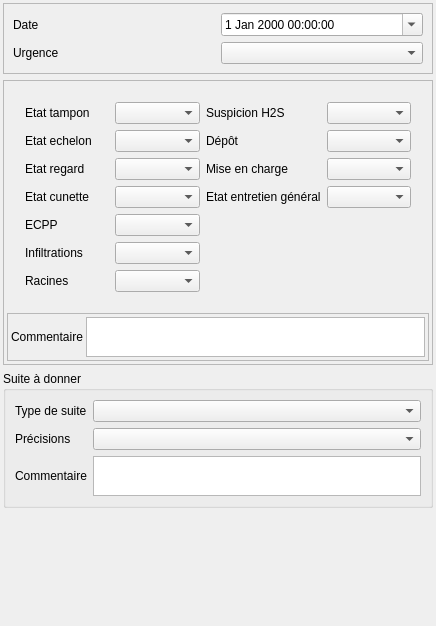
The window that Lamia/toolprepro/base2_assainissement/lamiabaseassainissement_observation_tool_ui.ui (Artelia/Lamia) describes before a commit, drawn with Qt 5.
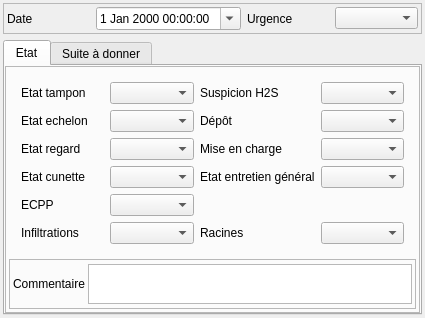
The same window after the commit. Icons and pictures are not drawn.

```diff
--- a/Lamia/toolprepro/base2_assainissement/lamiabaseassainissement_observation_tool_ui.ui
+++ b/Lamia/toolprepro/base2_assainissement/lamiabaseassainissement_observation_tool_ui.ui
@@ -6,8 +6,8 @@
    <rect>
     <x>0</x>
     <y>0</y>
-    <width>436</width>
-    <height>626</height>
+    <width>425</width>
+    <height>300</height>
    </rect>
   </property>
   <property name="windowTitle">
@@ -26,6 +26,18 @@
       <enum>QFrame::Raised</enum>
      </property>
      <layout class="QGridLayout" name="gridLayout_3">
+      <property name="leftMargin">
+       <number>3</number>
+      </property>
+      <property name="topMargin">
+       <number>3</number>
+      </property>
+      <property name="rightMargin">
+       <number>3</number>
+      </property>
+      <property name="bottomMargin">
+       <number>3</number>
+      </property>
       <item row="0" column="0">
        <widget class="QLabel" name="label">
         <property name="text">
@@ -33,16 +45,6 @@
         </property>
        </widget>
       </item>
-      <item row="1" column="0">
-       <widget class="QLabel" name="label_5">
-        <property name="text">
-         <string>Urgence</string>
-        </property>
-       </widget>
-      </item>
-      <item row="1" column="1">
-       <widget class="QComboBox" name="comboBox_urgence"/>
-      </item>
       <item row="0" column="1">
        <widget class="QDateTimeEdit" name="dateTimeEdit">
         <property name="calendarPopup">
@@ -50,9 +52,41 @@
         </property>
        </widget>
       </item>
+      <item row="0" column="2">
+       <widget class="QLabel" name="label_5">
+        <property name="text">
+         <string>Urgence</string>
+        </property>
+       </widget>
+      </item>
+      <item row="0" column="3">
+       <widget class="QComboBox" name="comboBox_urgence"/>
+      </item>
      </layout>
     </widget>
    </item>
+   <item>
+    <widget class="QTabWidget" name="tabWidget">
+     <property name="currentIndex">
+      <number>0</number>
+     </property>
+     <widget class="QWidget" name="tab">
+      <attribute name="title">
+       <string>Etat</string>
+      </attribute>
+      <layout class="QVBoxLayout" name="verticalLayout_4">
+       <property name="leftMargin">
+        <number>0</number>
+       </property>
+       <property name="topMargin">
+        <number>0</number>
+       </property>
+       <property name="rightMargin">
+        <number>0</number>
+       </property>
+       <property name="bottomMargin">
+        <number>0</number>
+       </property>
    <item>
     <widget class="QFrame" name="frame_3">
      <property name="frameShape">
@@ -134,6 +168,18 @@
             </property>
             <widget class="QWidget" name="page_6">
              <layout class="QGridLayout" name="gridLayout_7">
+                  <property name="leftMargin">
+                   <number>3</number>
+                  </property>
+                  <property name="topMargin">
+                   <number>3</number>
+                  </property>
+                  <property name="rightMargin">
+                   <number>3</number>
+                  </property>
+                  <property name="bottomMargin">
+                   <number>3</number>
+                  </property>
               <item row="5" column="1">
                <widget class="QComboBox" name="comboBox_infiltration"/>
               </item>
@@ -234,16 +280,16 @@
               <item row="3" column="3">
                <widget class="QComboBox" name="comboBox_entretiengeneral"/>
               </item>
-              <item row="6" column="0">
+                  <item row="5" column="3">
+                   <widget class="QComboBox" name="comboBox_racines"/>
+                  </item>
+                  <item row="5" column="2">
                <widget class="QLabel" name="label_26">
                 <property name="text">
                  <string>Racines</string>
                 </property>
                </widget>
               </item>
-              <item row="6" column="1">
-               <widget class="QComboBox" name="comboBox_racines"/>
-              </item>
              </layout>
             </widget>
             <widget class="QWidget" name="page_7">
@@ -379,6 +425,25 @@
      </layout>
     </widget>
    </item>
+      </layout>
+     </widget>
+     <widget class="QWidget" name="tab_2">
+      <attribute name="title">
+       <string>Suite à donner</string>
+      </attribute>
+      <layout class="QVBoxLayout" name="verticalLayout_5">
+       <property name="leftMargin">
+        <number>0</number>
+       </property>
+       <property name="topMargin">
+        <number>0</number>
+       </property>
+       <property name="rightMargin">
+        <number>0</number>
+       </property>
+       <property name="bottomMargin">
+        <number>0</number>
+       </property>
    <item>
     <widget class="QGroupBox" name="groupBox">
      <property name="title">
@@ -431,18 +496,9 @@
      </layout>
     </widget>
    </item>
-   <item>
-    <spacer name="verticalSpacer">
-     <property name="orientation">
-      <enum>Qt::Vertical</enum>
-     </property>
-     <property name="sizeHint" stdset="0">
-      <size>
-       <width>20</width>
-       <height>40</height>
-      </size>
-     </property>
-    </spacer>
+      </layout>
+     </widget>
+    </widget>
    </item>
   </layout>
  </widget>
```
Left out of the diff: 33 changed lines with no effect on the pictures. Lines whose indentation alone changed are shown as unchanged.
